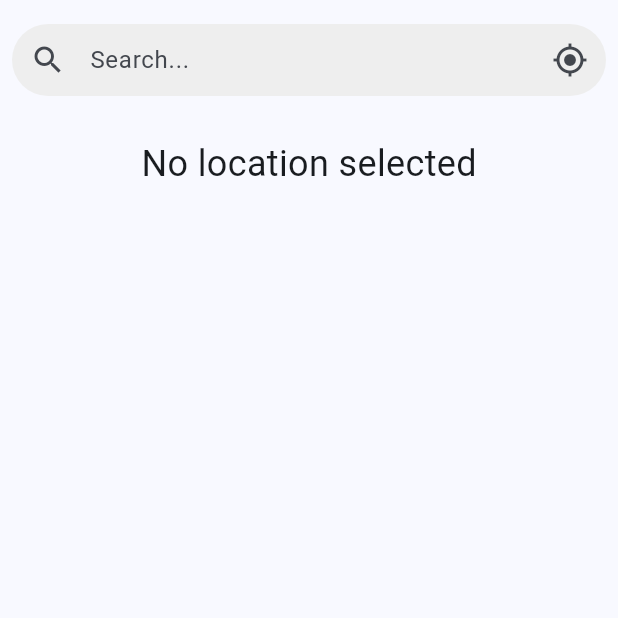
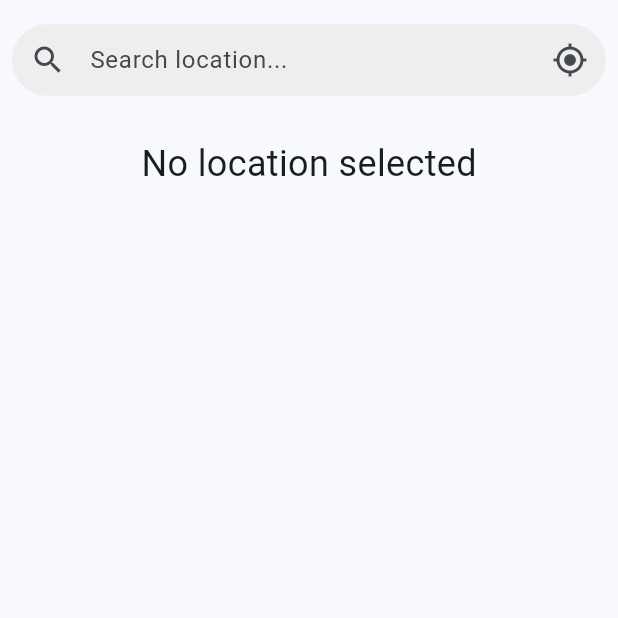
Before and after one commit to crrips/weatherApp, a Flutter app: the screen it shows after launch, on a phone screen of 412 x 824 dp, the top half of it. Run offline on Flutter 3.47's test engine with Material 3 defaults, Android fonts, the phone set to English and light mode, and no system bars; our stand-ins replace geolocator.

Commit message:
fixed submitting on search bar

```diff
--- a/lib/widgets/top_bar.dart
+++ b/lib/widgets/top_bar.dart
@@ -100,7 +100,7 @@ class _CustomAppBarState extends State<CustomAppBar> {
               controller: _controller,
               onChanged: _onTextChanged,
               decoration: InputDecoration(
-                hintText: 'Search...',
+                hintText: 'Search location...',
                 prefixIcon: const Icon(Icons.search),
                 suffixIcon: IconButton(
                   icon: const Icon(Icons.my_location),
@@ -120,8 +120,8 @@ class _CustomAppBarState extends State<CustomAppBar> {
               onSubmitted: (String value) async {
                 if (_locations.isNotEmpty && _coordinates.isNotEmpty) {
                   _controller.text = '';
+                  _selectedLocation = _locations.first;
                   _locations = [];
-                  _selectedLocation = _locations.first;
 
                   appState.enableSearch(
                     _coordinates.first.split(', ')[0],
@@ -178,8 +178,8 @@ class _CustomAppBarState extends State<CustomAppBar> {
                       title: Text(item),
                       onTap: () async {
                         _controller.text = '';
+                        _selectedLocation = item;
                         _locations = [];
-                        _selectedLocation = item;
 
                         appState.enableSearch(
                           _coordinates[index].split(', ')[0],
```
